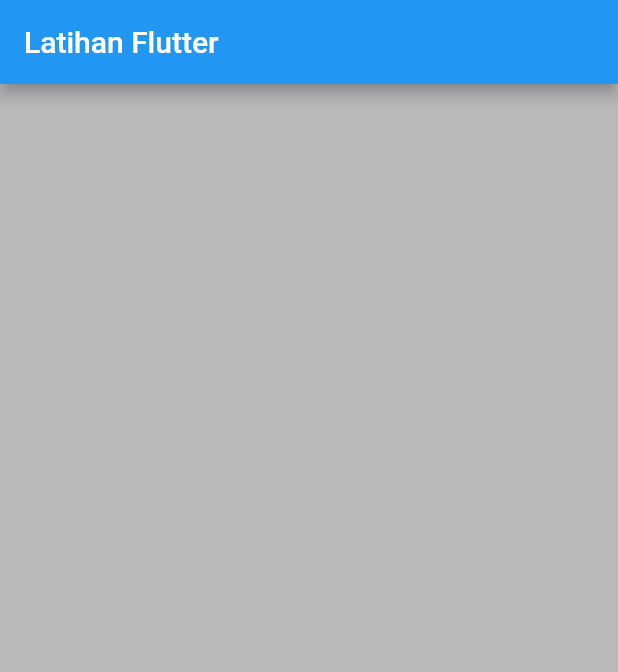
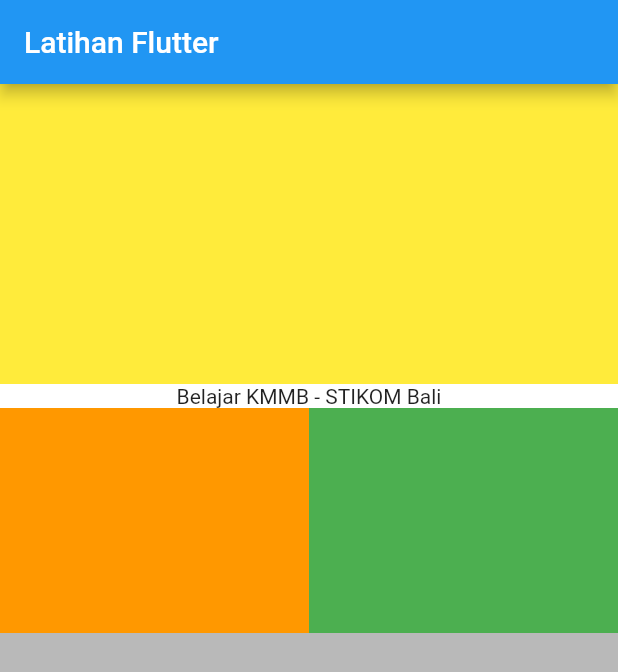
Before and after one commit to shellycarista/latihan_flutter2, a Flutter app: the screen it shows after launch, on a phone screen of 412 x 824 dp. Shown: the top 672 px of the screen. Run offline on Flutter 3.47's test engine with Material 2 defaults, Android fonts, the phone set to English and light mode, and no system bars.

Commit message:
Latihan flutter ke 2

```diff
--- a/layout/flutter_application_1/lib/main.dart
+++ b/layout/flutter_application_1/lib/main.dart
@@ -27,14 +27,30 @@ class _MyAppState extends State<MyApp> {
           child: Column(
             mainAxisSize: MainAxisSize.max,
             children: <Widget>[
-              Container(),
-              Container(),
-              IntrinsicHeight(),
-            ],
+              Container(
+                height: 200,
+                color: Colors.yellow,
+              ),
+              Container(
+                color: Colors.white,
+                width: double.infinity,
+                child: Text("Belajar KMMB - STIKOM Bali", textAlign: TextAlign.center,),
+              ),
+              IntrinsicHeight(
+                child: Row(
+                  crossAxisAlignment: CrossAxisAlignment.stretch,
+                  children: [
+                    Expanded(
+                      child: Container(
+                      color: Colors.orange,
+                      height: 150,
+                      )),
+                      Expanded(child: Container(color:  Colors.green,)),
+                  ]),
+                ),
+        ],
           )),
+                ));
 
-
-                ),
-          );
   }
 }
```
